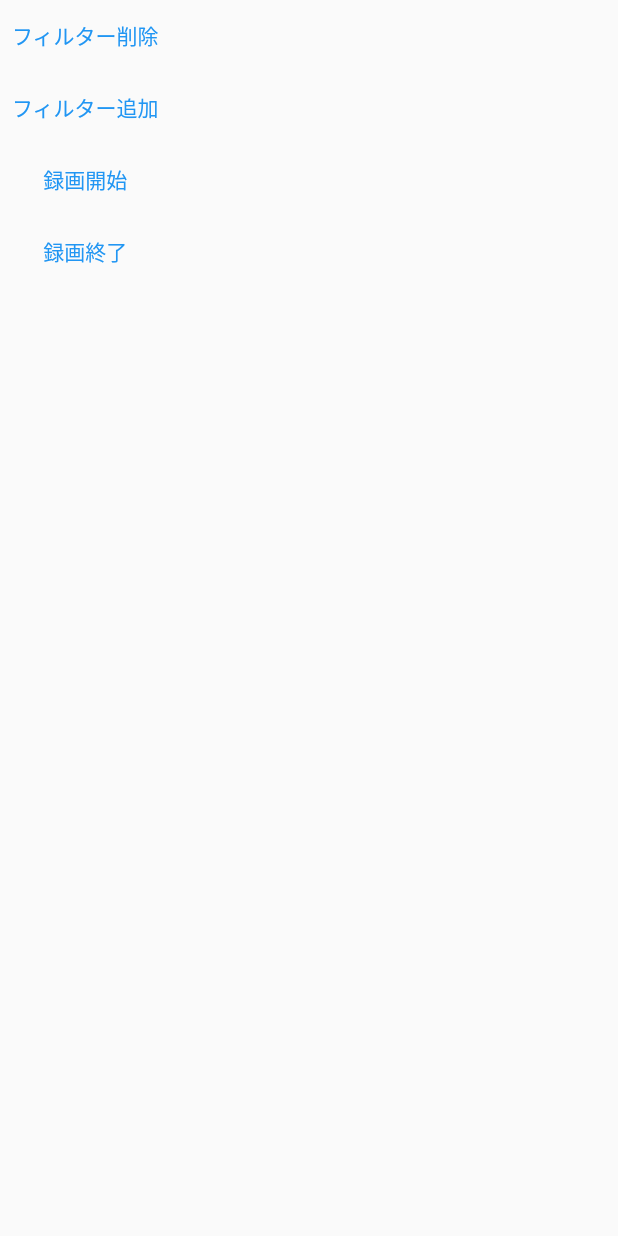
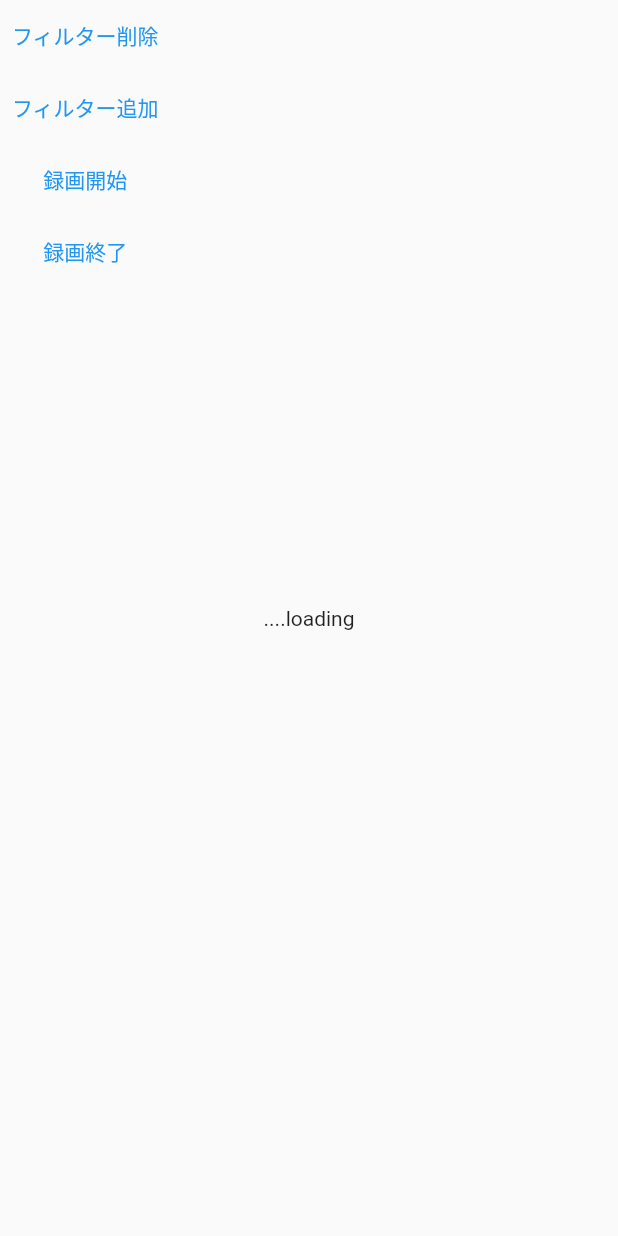
Before and after one commit to AMATube/argear_flutter, a Flutter app: the screen it shows after launch, on a phone screen of 412 x 824 dp. Run offline on Flutter 3.47's test engine with Material 2 defaults, Android fonts, the phone set to English and light mode, and no system bars; our stand-ins replace flutter_hooks, video_player.

Commit message:
✨ Add loading widget.

```diff
--- a/example/lib/main.dart
+++ b/example/lib/main.dart
@@ -40,6 +40,7 @@ class Home extends HookWidget {
           apiKey: apiKey,
           apiSecretKey: apiSecretKey,
           apiAuthKey: apiAuthKey,
+          loadingWidget: const Center(child: Text('....loading')),
           onVideoRecorded: (path) {
             Navigator.of(context).push(
               MaterialPageRoute<PreviewPage>(
--- a/lib/argear_flutter.dart
+++ b/lib/argear_flutter.dart
@@ -17,6 +17,7 @@ class ARGearPreview extends StatefulWidget {
     required this.apiKey,
     required this.apiSecretKey,
     required this.apiAuthKey,
+    required this.loadingWidget,
   }) : super(key: key);
 
   final ARGearCallback argearCallback;
@@ -26,12 +27,14 @@ class ARGearPreview extends StatefulWidget {
   final String apiKey;
   final String apiSecretKey;
   final String apiAuthKey;
+  final Widget loadingWidget;
 
   @override
   createState() => _ARGearState();
 }
 
 class _ARGearState extends State<ARGearPreview> {
+  var loading = true;
   // ignore: unused_field
   late ARGearController _controller;
 
@@ -39,6 +42,9 @@ class _ARGearState extends State<ARGearPreview> {
     final controller = await ARGearController.init(id, this);
     widget.argearCallback(controller);
     _controller = controller;
+    setState(() {
+      loading = false;
+    });
   }
 
   void onVideoRecorded(String path) {
@@ -61,11 +67,16 @@ class _ARGearState extends State<ARGearPreview> {
       'apiAuthKey': widget.apiAuthKey,
     };
 
-    return UiKitView(
-      viewType: channelName,
-      onPlatformViewCreated: _onPlatformViewCreated,
-      creationParams: args,
-      creationParamsCodec: const StandardMessageCodec(),
+    return Stack(
+      children: [
+        UiKitView(
+          viewType: channelName,
+          onPlatformViewCreated: _onPlatformViewCreated,
+          creationParams: args,
+          creationParamsCodec: const StandardMessageCodec(),
+        ),
+        if (loading) widget.loadingWidget
+      ],
     );
   }
 }
```
